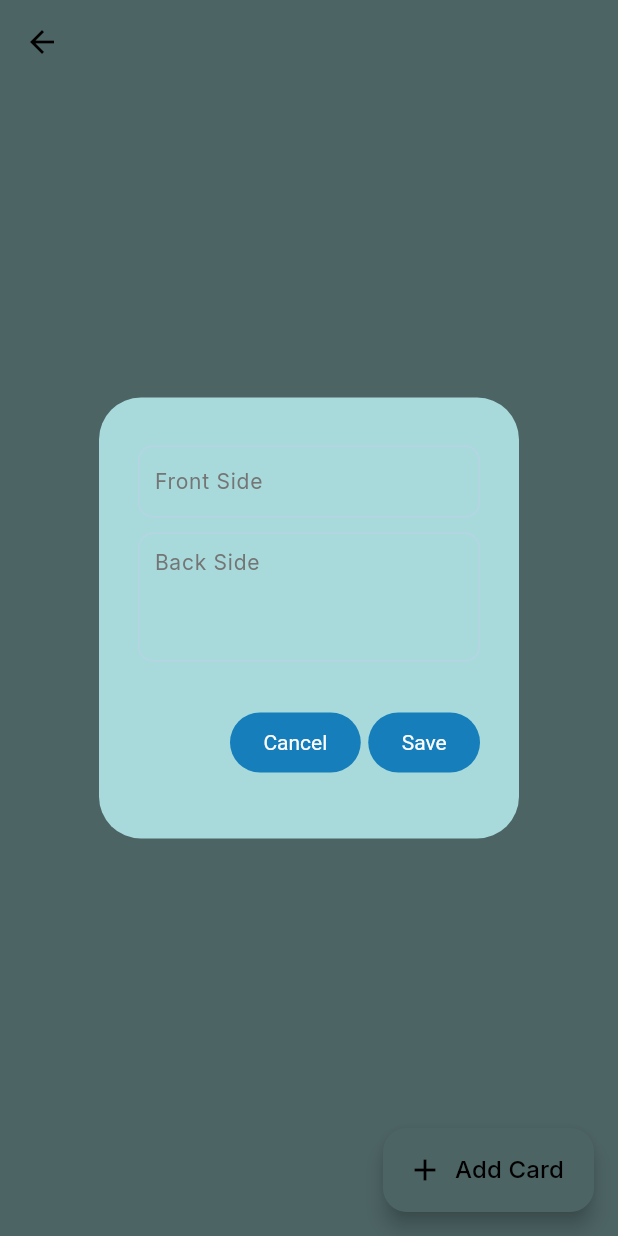
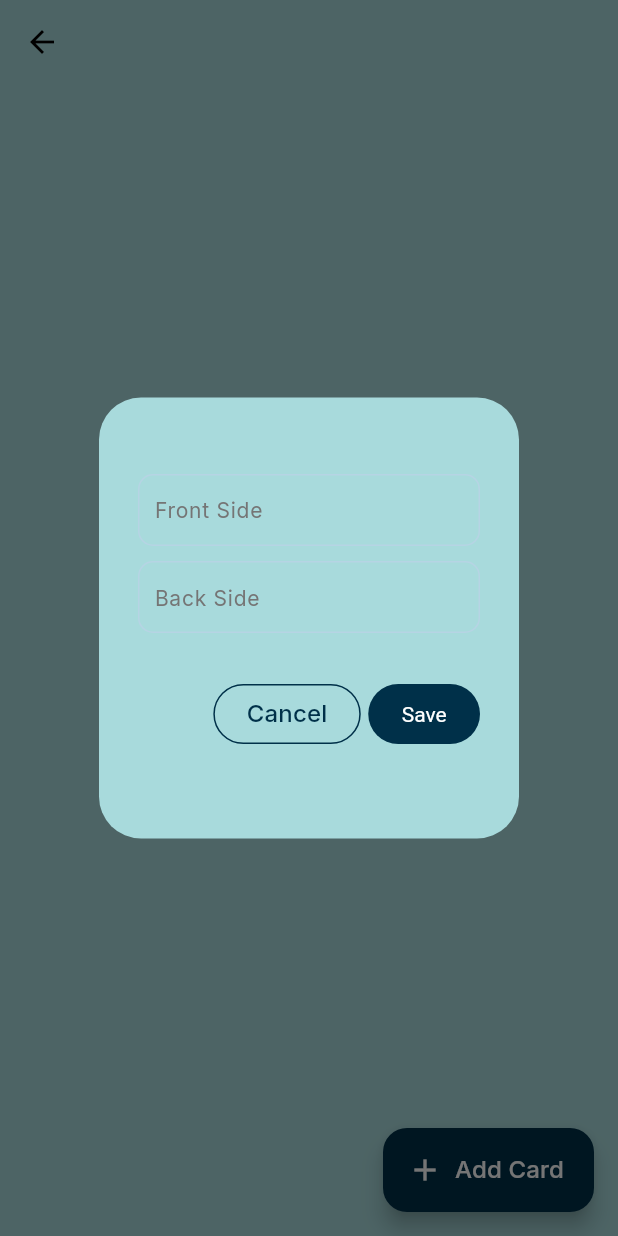
Before and after one commit to 2STYNe/Flashcard-App-with-Flutter, a Flutter app: the CollectionPage screen opened directly with sample values from the repository, after a tap on "Add Card", on a phone screen of 412 x 824 dp. Run offline on Flutter 3.47's test engine with Material 3 defaults, Android fonts, the light colour scheme and no system bars; our stand-ins replace google_fonts.

Commit message:
Made slight adjustments

```diff
--- a/lib/components/collection_card.dart
+++ b/lib/components/collection_card.dart
@@ -58,10 +58,9 @@ class CollectionCard extends StatelessWidget {
                   onPressed: () {
                     Navigator.pushNamed(context, "/practice");
                   },
-                  // color: Theme.of(context).colorScheme.secondary,
                   child: Text(
                     "Practice",
-                    style: textTheme.bodyLarge,
+                    style: textTheme.bodyLarge?.copyWith(color: Colors.white),
                   ),
                 )
               ],
--- a/lib/components/dialog_box.dart
+++ b/lib/components/dialog_box.dart
@@ -37,8 +37,8 @@ class FDialogBox extends StatelessWidget {
                   ),
                   TextField(
                     controller: secondController,
-                    minLines: 3,
-                    maxLines: 4,
+                    minLines: 1,
+                    maxLines: 3,
                     decoration: InputDecoration(
                         labelText: secondField, alignLabelWithHint: true),
                   ),
@@ -50,11 +50,13 @@ class FDialogBox extends StatelessWidget {
               Row(
                 mainAxisAlignment: MainAxisAlignment.end,
                 children: [
-                  ElevatedButton(
+                  OutlinedButton(
                     onPressed: () {
                       Navigator.of(context).pop();
                     },
-                    child: const Text("Cancel"),
+                    child: const Text(
+                      "Cancel",
+                    ),
                   ),
                   const SizedBox(
                     width: 5,
--- a/lib/components/flashcard.dart
+++ b/lib/components/flashcard.dart
@@ -1,6 +1,5 @@
 import 'package:flashcard_app_with_flutter/models/flashcard_model.dart';
 import 'package:flutter/material.dart';
-import 'package:flutter/widgets.dart';
 
 class FlashCard extends StatefulWidget {
   final FlashCardData cardData;
--- a/lib/themes/app_theme.dart
+++ b/lib/themes/app_theme.dart
@@ -2,6 +2,7 @@ import 'package:flashcard_app_with_flutter/themes/appbar_theme.dart';
 import 'package:flashcard_app_with_flutter/themes/color_scheme.dart';
 import 'package:flashcard_app_with_flutter/themes/drawer_theme.dart';
 import 'package:flashcard_app_with_flutter/themes/elevated_button_theme.dart';
+import 'package:flashcard_app_with_flutter/themes/outlined_button_theme.dart';
 import 'package:flashcard_app_with_flutter/themes/text_theme.dart';
 import 'package:flutter/material.dart';
 
@@ -32,6 +33,11 @@ class FAppTheme {
       ),
       outlineBorder: const BorderSide(color: Colors.blueGrey, width: 2),
     ),
+    floatingActionButtonTheme: const FloatingActionButtonThemeData(
+      backgroundColor: Color(0xFF003049),
+      foregroundColor: Colors.white,
+    ),
+    outlinedButtonTheme: FOutlinedButtonTheme.lightTheme,
     useMaterial3: true,
   );
 
--- a/lib/themes/elevated_button_theme.dart
+++ b/lib/themes/elevated_button_theme.dart
@@ -5,9 +5,9 @@ class FElevatedButtonTheme {
 
   static ElevatedButtonThemeData lightTheme = ElevatedButtonThemeData(
     style: ElevatedButton.styleFrom(
+      textStyle: const TextStyle(color: Colors.white),
+      backgroundColor: const Color(0xFF003049),
       foregroundColor: Colors.white,
-      textStyle: const TextStyle(color: Colors.white),
-      backgroundColor: const Color.fromARGB(255, 21, 126, 187),
       disabledBackgroundColor: Colors.grey,
       elevation: 0,
     ),
--- /dev/null
+++ b/lib/themes/outlined_button_theme.dart
@@ -0,0 +1,17 @@
+import 'package:flutter/material.dart';
+
+class FOutlinedButtonTheme {
+  FOutlinedButtonTheme._();
+
+  static OutlinedButtonThemeData lightTheme = OutlinedButtonThemeData(
+    style: OutlinedButton.styleFrom(
+      foregroundColor: const Color(0xFF003049),
+      side: const BorderSide(
+        color: Color(0xFF003049),
+      ),
+      shape: RoundedRectangleBorder(
+        borderRadius: BorderRadius.circular(30.0),
+      ),
+    ),
+  );
+}
```
